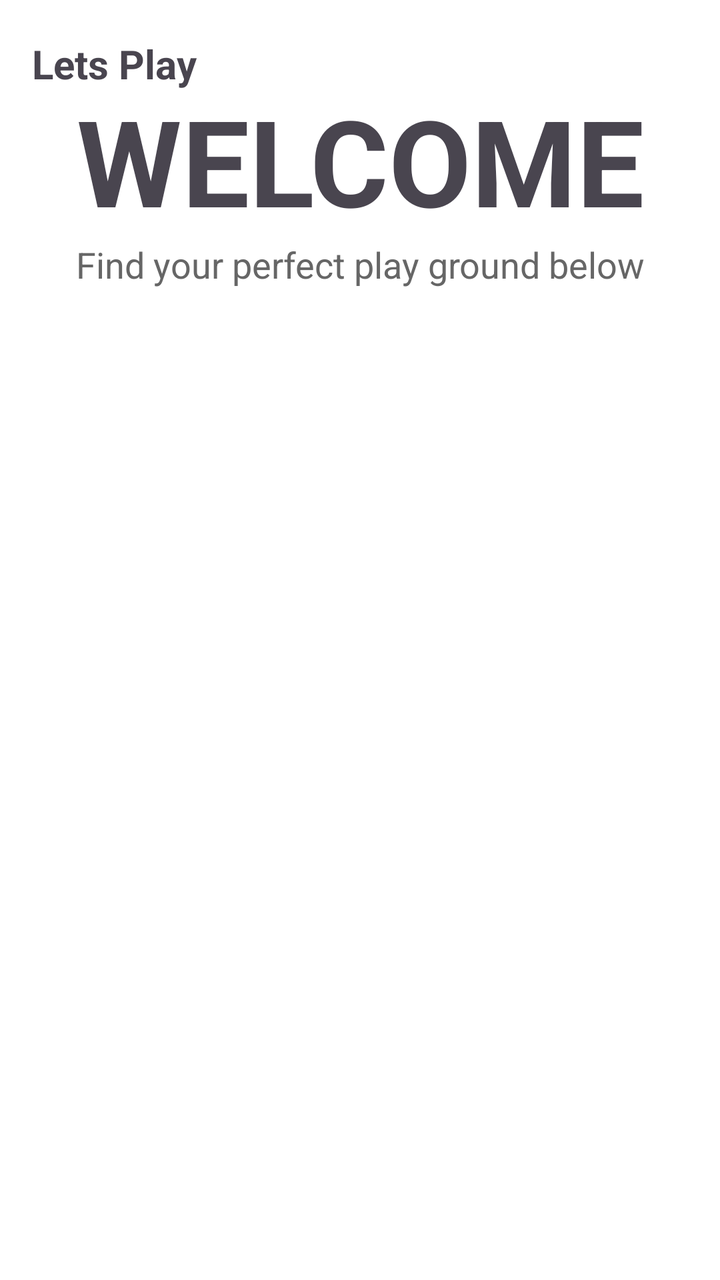
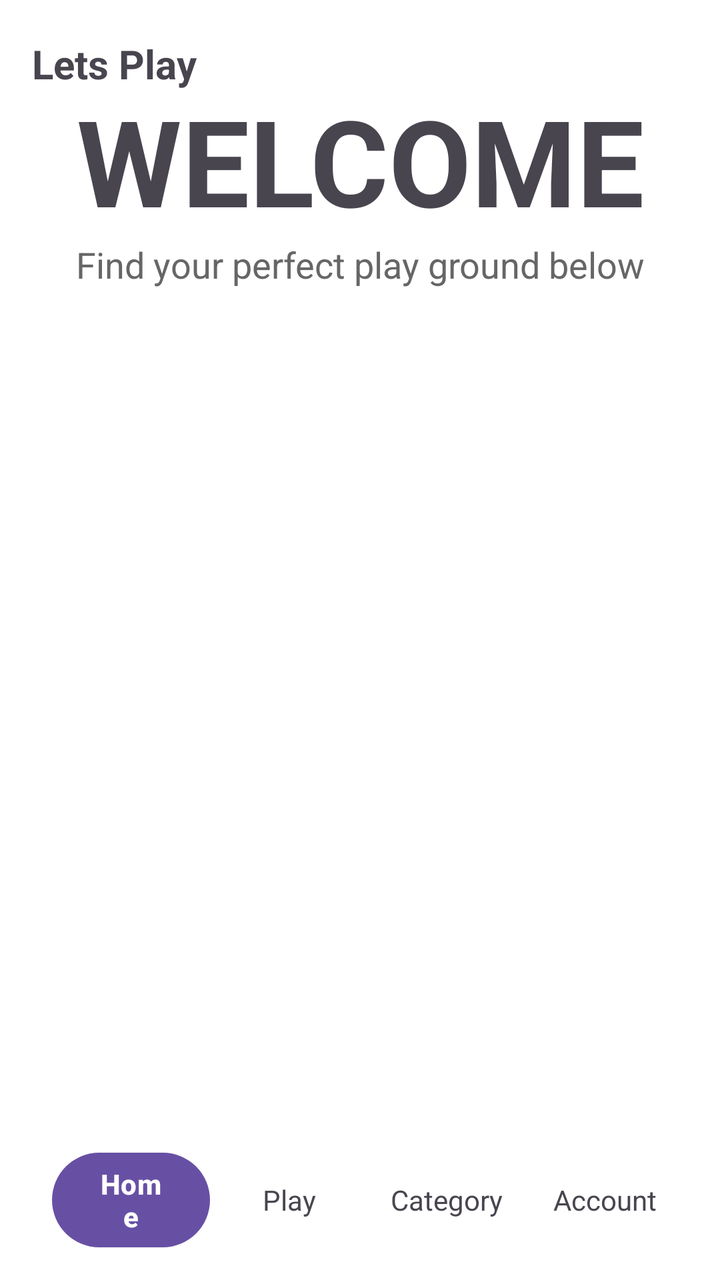

Before-and-after screenshots of an Android layout around one commit, followed by the original layout XML and the change that was made.
<!-- AndroidManifest.xml: application theme Theme.PLAYO -->
<!-- res/layout/activity_main.xml -->
<?xml version="1.0" encoding="utf-8"?>
<androidx.coordinatorlayout.widget.CoordinatorLayout
    xmlns:android="http://schemas.android.com/apk/res/android"
    xmlns:app="http://schemas.android.com/apk/res-auto"
    xmlns:tools="http://schemas.android.com/tools"
    android:id="@+id/main"
    android:layout_width="match_parent"
    android:layout_height="match_parent"
    android:background="#FFFFFF"
    tools:context=".MainActivity">

    <com.google.android.material.appbar.AppBarLayout
        android:id="@+id/appBarLayout"
        android:layout_width="match_parent"
        android:layout_height="wrap_content"
        android:background="#FFFFFF"
        android:elevation="0dp">

        
        <com.google.android.material.appbar.CollapsingToolbarLayout
            android:layout_width="match_parent"
            android:layout_height="wrap_content"
            app:layout_scrollFlags="scroll|exitUntilCollapsed">

            
            <LinearLayout
                android:layout_width="match_parent"
                android:layout_height="wrap_content"
                android:orientation="vertical"
                android:paddingTop="40dp"
                android:paddingBottom="60dp"
                app:layout_collapseMode="parallax">

                <TextView
                    android:id="@+id/textView"
                    android:layout_width="match_parent"
                    android:layout_height="wrap_content"
                    android:text="@string/welcome"
                    android:textAlignment="center"
                    android:textSize="60sp"
                    android:textStyle="bold" />

                <TextView
                    android:layout_width="match_parent"
                    android:layout_height="wrap_content"
                    android:text="Find your perfect play ground below"
                    android:textAlignment="center"
                    android:textSize="18sp"
                    android:textColor="#666666" />
            </LinearLayout>

            
            <androidx.appcompat.widget.Toolbar
                android:layout_width="match_parent"
                android:layout_height="?attr/actionBarSize"
                app:layout_collapseMode="pin">

                <TextView
                    android:layout_width="wrap_content"
                    android:layout_height="wrap_content"
                    android:text="Lets Play"
                    android:textStyle="bold"
                    android:textSize="20sp" />

            </androidx.appcompat.widget.Toolbar>

        </com.google.android.material.appbar.CollapsingToolbarLayout>
    </com.google.android.material.appbar.AppBarLayout>

    
    <ListView
        android:id="@+id/listView"
        android:layout_width="match_parent"
        android:layout_height="match_parent"
        android:nestedScrollingEnabled="true"
        app:layout_behavior="@string/appbar_scrolling_view_behavior" />

</androidx.coordinatorlayout.widget.CoordinatorLayout>
<!-- resources referenced by this layout -->
<resources>
  <string name="welcome">WELCOME</string>
  <style name="Theme.PLAYO" parent="Theme.Material3.DayNight.NoActionBar">
          
          
      </style>
</resources>

<!-- the commit's change to res/layout/activity_main.xml (unified diff, before → after) -->
@@ -50,6 +50,9 @@
             </LinearLayout>
 
             
+
+
+            
             <androidx.appcompat.widget.Toolbar
                 android:layout_width="match_parent"
                 android:layout_height="?attr/actionBarSize"
@@ -75,4 +78,55 @@
         android:nestedScrollingEnabled="true"
         app:layout_behavior="@string/appbar_scrolling_view_behavior" />
 
+    
+    <com.google.android.material.bottomappbar.BottomAppBar
+        android:id="@+id/bottomBar"
+        android:layout_width="match_parent"
+        android:layout_height="wrap_content"
+        android:layout_gravity="bottom"
+        android:backgroundTint="#FFFFFF"
+        app:hideOnScroll="true"
+        app:fabCradleMargin="0dp">
+
+        <LinearLayout
+            android:layout_width="match_parent"
+            android:layout_height="wrap_content"
+            android:gravity="center"
+            android:orientation="horizontal"
+            android:padding="10dp">
+
+            <Button
+                android:layout_width="0dp"
+                android:layout_height="wrap_content"
+                android:layout_weight="1"
+                android:gravity="center"
+                android:text="Home"
+                android:textStyle="bold"/>
+
+            <TextView
+                android:layout_width="0dp"
+                android:layout_height="wrap_content"
+                android:layout_weight="1"
+                android:gravity="center"
+                android:text="Play"/>
+
+            <TextView
+                android:layout_width="0dp"
+                android:layout_height="wrap_content"
+                android:layout_weight="1"
+                android:gravity="center"
+                android:text="Category"/>
+
+            <TextView
+                android:layout_width="0dp"
+                android:layout_height="wrap_content"
+                android:layout_weight="1"
+                android:gravity="center"
+                android:text="Account"/>
+
+        </LinearLayout>
+
+    </com.google.android.material.bottomappbar.BottomAppBar>
+
+
 </androidx.coordinatorlayout.widget.CoordinatorLayout>
